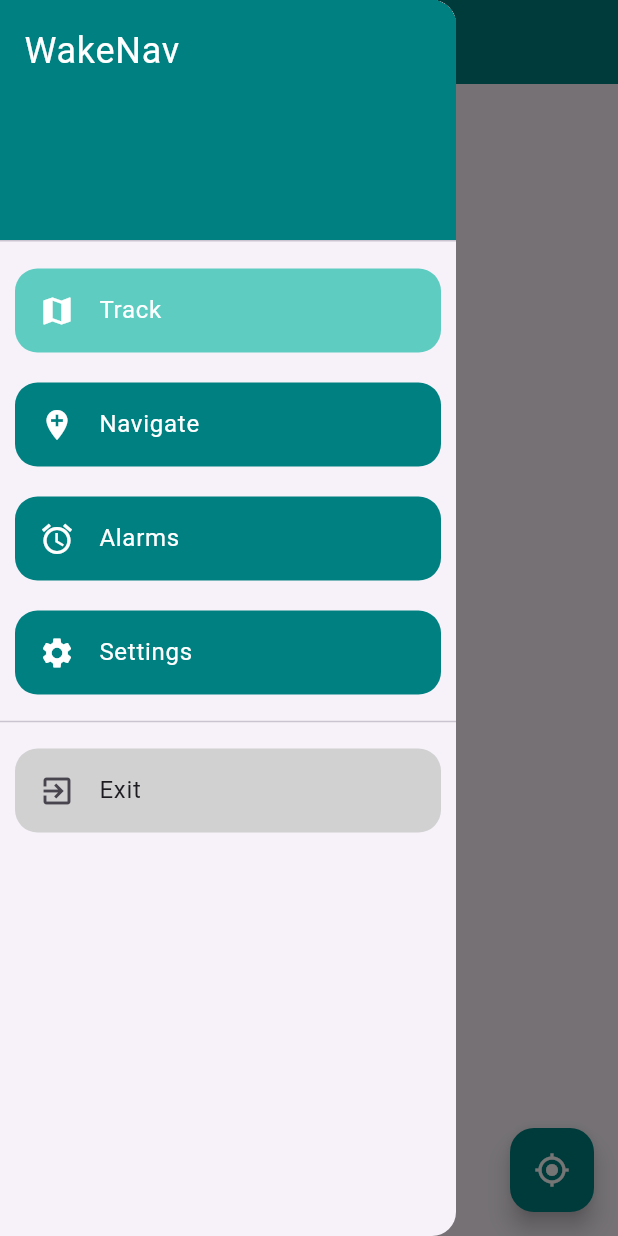
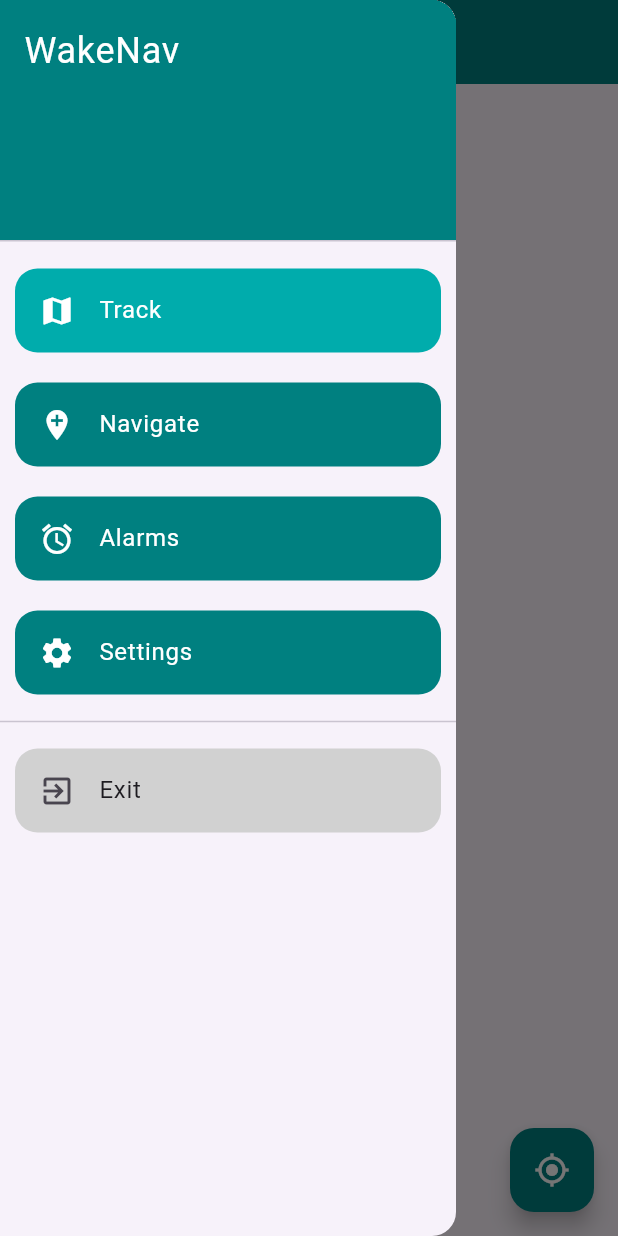
Before and after one commit to enzouro/WakeNav, a Flutter app: the screen it shows after launch, with the side drawer open, on a phone screen of 412 x 824 dp. Run offline on Flutter 3.47's test engine with Material 3 defaults, Android fonts, the phone set to English and light mode, and no system bars; our stand-ins replace flutter_map, geolocator, latlong2, shared_preferences; missing offline and left inert: flutter_map_cancellable_tile_provider.

Commit message:
edited color of selected pages

```diff
--- a/wakenav/lib/main.dart
+++ b/wakenav/lib/main.dart
@@ -182,7 +182,7 @@ class _MainScreenState extends State<MainScreen> {
               child: Container(
                 decoration: BoxDecoration(
                   color: _selectedIndex == 0
-                      ? Color.fromARGB(255, 94, 204, 193)
+                      ? Color.fromARGB(255, 0, 172, 172)
                       : Color(0xFF008080),
                   borderRadius: BorderRadius.circular(15), // Set the curve
                 ),
@@ -202,7 +202,7 @@ class _MainScreenState extends State<MainScreen> {
               child: Container(
                 decoration: BoxDecoration(
                   color: _selectedIndex == 1
-                      ? Color.fromARGB(255, 57, 185, 173)
+                      ? Color.fromARGB(255, 0, 172, 172)
                       : Color(0xFF008080),
                   borderRadius: BorderRadius.circular(15), // Set the curve
                 ),
@@ -222,7 +222,7 @@ class _MainScreenState extends State<MainScreen> {
               child: Container(
                 decoration: BoxDecoration(
                   color: _selectedIndex == 2
-                      ? Color.fromARGB(255, 57, 185, 173)
+                      ? Color.fromARGB(255, 0, 172, 172)
                       : Color(0xFF008080),
                   borderRadius: BorderRadius.circular(15), // Set the curve
                 ),
@@ -242,7 +242,7 @@ class _MainScreenState extends State<MainScreen> {
               child: Container(
                 decoration: BoxDecoration(
                   color: _selectedIndex == 3
-                      ? Color.fromARGB(255, 57, 185, 173)
+                      ? Color.fromARGB(255, 0, 172, 172)
                       : Color(0xFF008080),
                   borderRadius: BorderRadius.circular(15), // Set the curve
                 ),
```
